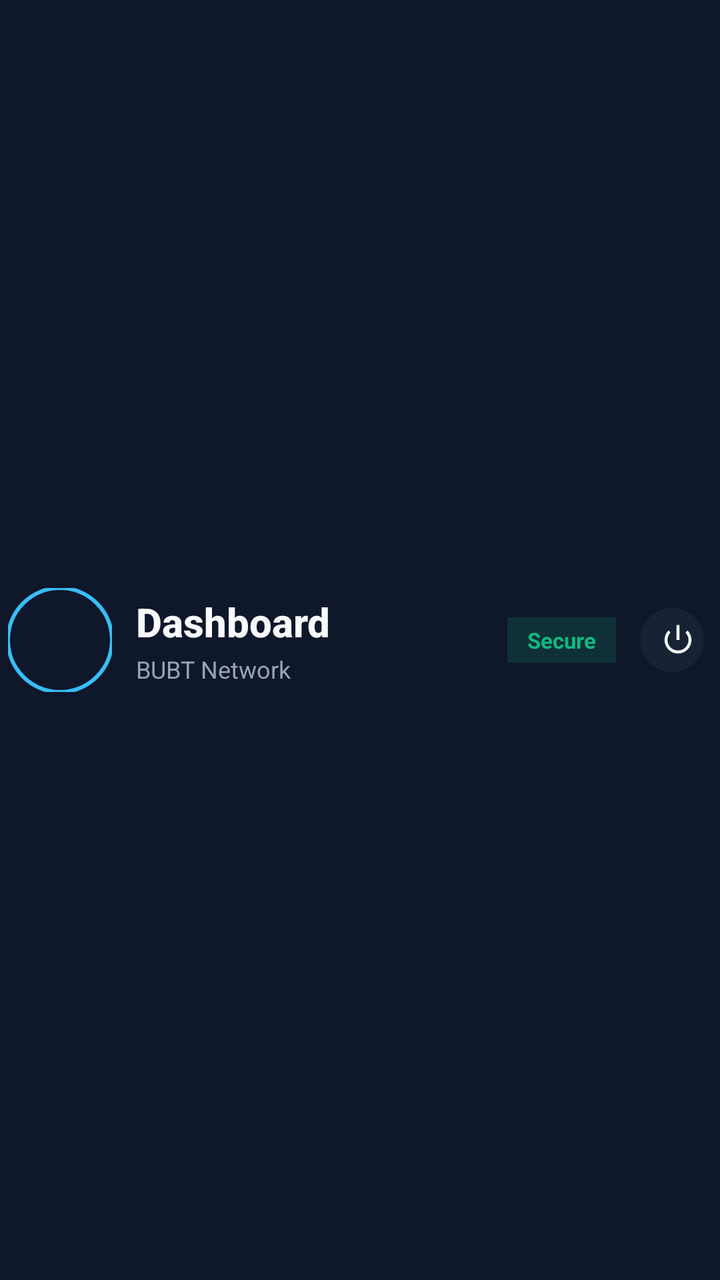
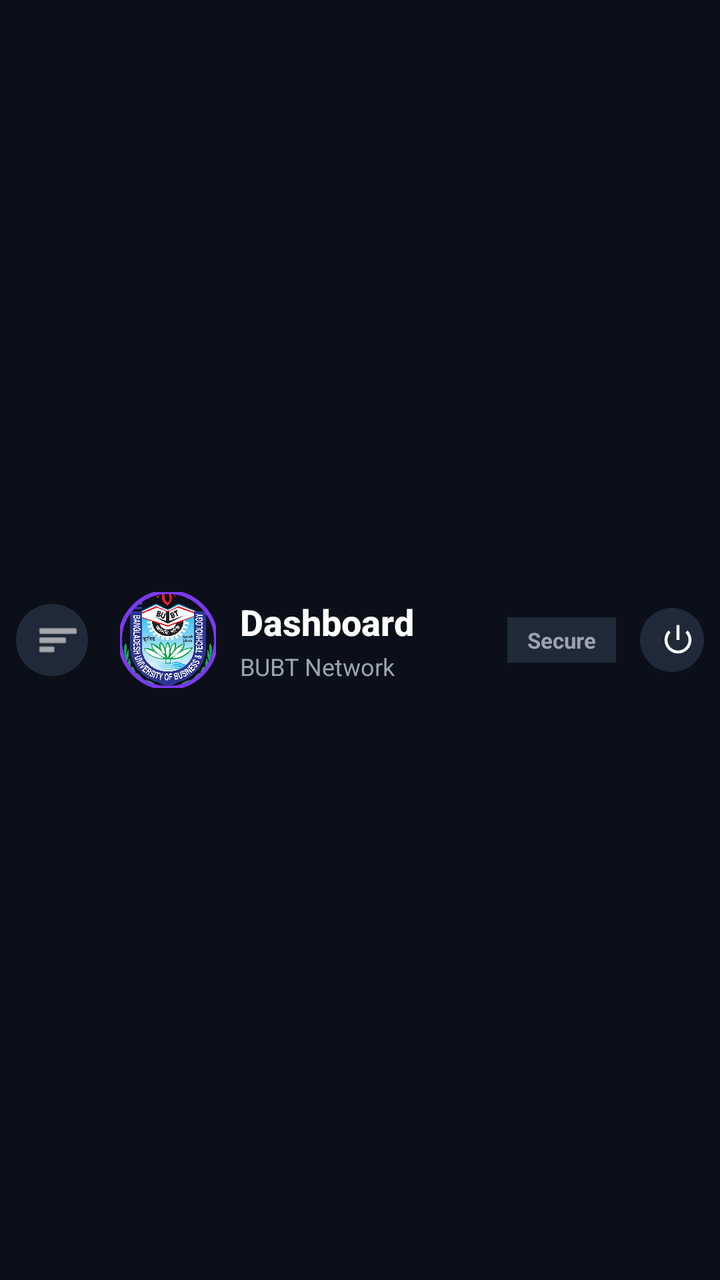

Before-and-after screenshots of an Android layout around one commit, followed by the original layout XML and the change that was made.
<!-- AndroidManifest.xml: application theme Theme.CRConnect -->
<!-- res/layout/include_header.xml -->
<?xml version="1.0" encoding="utf-8"?>
<LinearLayout xmlns:android="http://schemas.android.com/apk/res/android"
    xmlns:app="http://schemas.android.com/apk/res-auto"
    android:layout_width="match_parent"
    android:layout_height="wrap_content"
    android:orientation="horizontal"
    android:gravity="center_vertical"
    android:paddingVertical="12dp"
    android:paddingHorizontal="4dp"
    android:layout_marginBottom="16dp">

    <com.google.android.material.imageview.ShapeableImageView
        android:id="@+id/imgUserProfile"
        android:layout_width="52dp"
        android:layout_height="52dp"
        android:src="@drawable/ic_app_main"
        android:scaleType="centerCrop"
        app:shapeAppearanceOverlay="@style/ShapeAppearance.App.Circular"
        app:strokeWidth="2dp"
        app:strokeColor="#38BDF8"
        android:layout_marginEnd="12dp"/>

    <LinearLayout
        android:layout_width="0dp"
        android:layout_height="wrap_content"
        android:layout_weight="1"
        android:orientation="vertical">

        <TextView
            android:id="@+id/tvHeaderTitle"
            android:layout_width="wrap_content"
            android:layout_height="wrap_content"
            android:text="Dashboard"
            android:textSize="20sp"
            android:textStyle="bold"
            android:textColor="#F8FAFC"
            android:fontFamily="sans-serif-medium"/>

        <TextView
            android:id="@+id/tvHeaderSubtitle"
            android:layout_width="wrap_content"
            android:layout_height="wrap_content"
            android:text="BUBT Network"
            android:textSize="12sp"
            android:textColor="#94A3B8"
            android:layout_marginTop="2dp"
            android:singleLine="true"
            android:ellipsize="end"/>
    </LinearLayout>

    <LinearLayout
        android:layout_width="wrap_content"
        android:layout_height="wrap_content"
        android:orientation="horizontal"
        android:gravity="center_vertical">

        
        <TextView
            android:layout_width="wrap_content"
            android:layout_height="wrap_content"
            android:text="Secure"
            android:textSize="11sp"
            android:textColor="#10B981"
            android:textStyle="bold"
            android:background="#2610B981"
            android:paddingHorizontal="10dp"
            android:paddingVertical="4dp"
            android:layout_marginEnd="8dp"/>

        <com.google.android.material.button.MaterialButton
            android:id="@+id/btnLogout"
            style="@style/Widget.Material3.Button.IconButton"
            android:layout_width="40dp"
            android:layout_height="40dp"
            app:icon="@android:drawable/ic_lock_power_off"
            app:iconTint="#F8FAFC"
            app:iconSize="18dp"
            android:backgroundTint="#26334155"/>
    </LinearLayout>

</LinearLayout>
<!-- resources referenced by this layout -->
<resources>
  <!-- drawable ic_app_main: png bitmap (drawable, 915279 bytes) -->
  <style name="ShapeAppearance.App.Circular" parent="ShapeAppearance.Material3.Corner.Full">
          <item name="cornerSize">50%</item>
      </style>
  <style name="Theme.CRConnect" parent="Base.Theme.CRConnect" />
  <style name="Base.Theme.CRConnect" parent="Theme.Material3.DayNight.NoActionBar">
          <item name="colorPrimary">@color/primary</item>
          <item name="colorSecondary">@color/secondary</item>
          <item name="android:windowBackground">@color/background</item>
          <item name="colorSurface">@color/surface</item>
          <item name="colorOnSurface">@color/text_primary</item>
          <item name="colorOnSurfaceVariant">@color/text_secondary</item>
          <item name="colorError">@color/error</item>
          <item name="android:windowActivityTransitions">true</item>
      </style>
  <color name="primary">#6366F1</color>
  <color name="secondary">#06B6D4</color>
  <color name="background">#0F172A</color>
  <color name="surface">#1E293B</color>
  <color name="text_primary">#F8FAFC</color>
  <color name="text_secondary">#94A3B8</color>
  <color name="error">#EF4444</color>
</resources>

<!-- the commit's change to res/layout/include_header.xml (unified diff, before → after) -->
@@ -9,15 +9,27 @@
     android:paddingHorizontal="4dp"
     android:layout_marginBottom="16dp">
 
+    
+    <com.google.android.material.button.MaterialButton
+        android:id="@+id/btnOpenDrawer"
+        style="@style/Widget.Material3.Button.IconButton"
+        android:layout_width="44dp"
+        android:layout_height="44dp"
+        app:icon="@android:drawable/ic_menu_sort_by_size"
+        app:iconTint="#FFFFFF"
+        app:iconSize="22dp"
+        android:backgroundTint="@color/input_bg"
+        android:layout_marginEnd="12dp" />
+
     <com.google.android.material.imageview.ShapeableImageView
         android:id="@+id/imgUserProfile"
-        android:layout_width="52dp"
-        android:layout_height="52dp"
-        android:src="@drawable/ic_app_main"
+        android:layout_width="48dp"
+        android:layout_height="48dp"
+        android:src="@drawable/bubt_logo"
         android:scaleType="centerCrop"
         app:shapeAppearanceOverlay="@style/ShapeAppearance.App.Circular"
         app:strokeWidth="2dp"
-        app:strokeColor="#38BDF8"
+        app:strokeColor="@color/primary"
         android:layout_marginEnd="12dp"/>
 
     <LinearLayout
@@ -31,9 +43,9 @@
             android:layout_width="wrap_content"
             android:layout_height="wrap_content"
             android:text="Dashboard"
-            android:textSize="20sp"
+            android:textSize="18sp"
             android:textStyle="bold"
-            android:textColor="#F8FAFC"
+            android:textColor="#FFFFFF"
             android:fontFamily="sans-serif-medium"/>
 
         <TextView
@@ -42,7 +54,7 @@
             android:layout_height="wrap_content"
             android:text="BUBT Network"
             android:textSize="12sp"
-            android:textColor="#94A3B8"
+            android:textColor="#9CA3AF"
             android:layout_marginTop="2dp"
             android:singleLine="true"
             android:ellipsize="end"/>
@@ -60,9 +72,9 @@
             android:layout_height="wrap_content"
             android:text="Secure"
             android:textSize="11sp"
-            android:textColor="#10B981"
+            android:textColor="#9CA3AF"
             android:textStyle="bold"
-            android:background="#2610B981"
+            android:background="@color/input_bg"
             android:paddingHorizontal="10dp"
             android:paddingVertical="4dp"
             android:layout_marginEnd="8dp"/>
@@ -73,9 +85,9 @@
             android:layout_width="40dp"
             android:layout_height="40dp"
             app:icon="@android:drawable/ic_lock_power_off"
-            app:iconTint="#F8FAFC"
+            app:iconTint="#FFFFFF"
             app:iconSize="18dp"
-            android:backgroundTint="#26334155"/>
+            android:backgroundTint="@color/input_bg"/>
     </LinearLayout>
 
 </LinearLayout>
<!-- resource entries referenced after the edit -->
@@ -1,6 +1,6 @@
 <!-- resources referenced by this layout -->
 <resources>
-  <!-- drawable ic_app_main: png bitmap (drawable, 915279 bytes) -->
+  <color name="input_bg">#1F2937</color>
   <style name="ShapeAppearance.App.Circular" parent="ShapeAppearance.Material3.Corner.Full">
           <item name="cornerSize">50%</item>
       </style>
@@ -14,13 +14,18 @@
           <item name="colorOnSurfaceVariant">@color/text_secondary</item>
           <item name="colorError">@color/error</item>
           <item name="android:windowActivityTransitions">true</item>
+          <item name="android:navigationBarColor">@android:color/transparent</item>
+          <item name="android:statusBarColor">@android:color/transparent</item>
+          <item name="android:windowLightStatusBar" tools:targetApi="m">false</item>
+          <item name="android:windowLightNavigationBar" tools:targetApi="o_mr1">false</item>
       </style>
-  <color name="primary">#6366F1</color>
-  <color name="secondary">#06B6D4</color>
-  <color name="background">#0F172A</color>
-  <color name="surface">#1E293B</color>
-  <color name="text_primary">#F8FAFC</color>
-  <color name="text_secondary">#94A3B8</color>
-  <color name="error">#EF4444</color>
+  <color name="primary">#7C3AED</color>
+  <!-- drawable bubt_logo: png bitmap (drawable, 173497 bytes) -->
+  <color name="secondary">#A78BFA</color>
+  <color name="background">#0B0F19</color>
+  <color name="surface">#111827</color>
+  <color name="text_primary">#FFFFFF</color>
+  <color name="text_secondary">#9CA3AF</color>
+  <color name="error">#7F1D1D</color>
 </resources>
 
